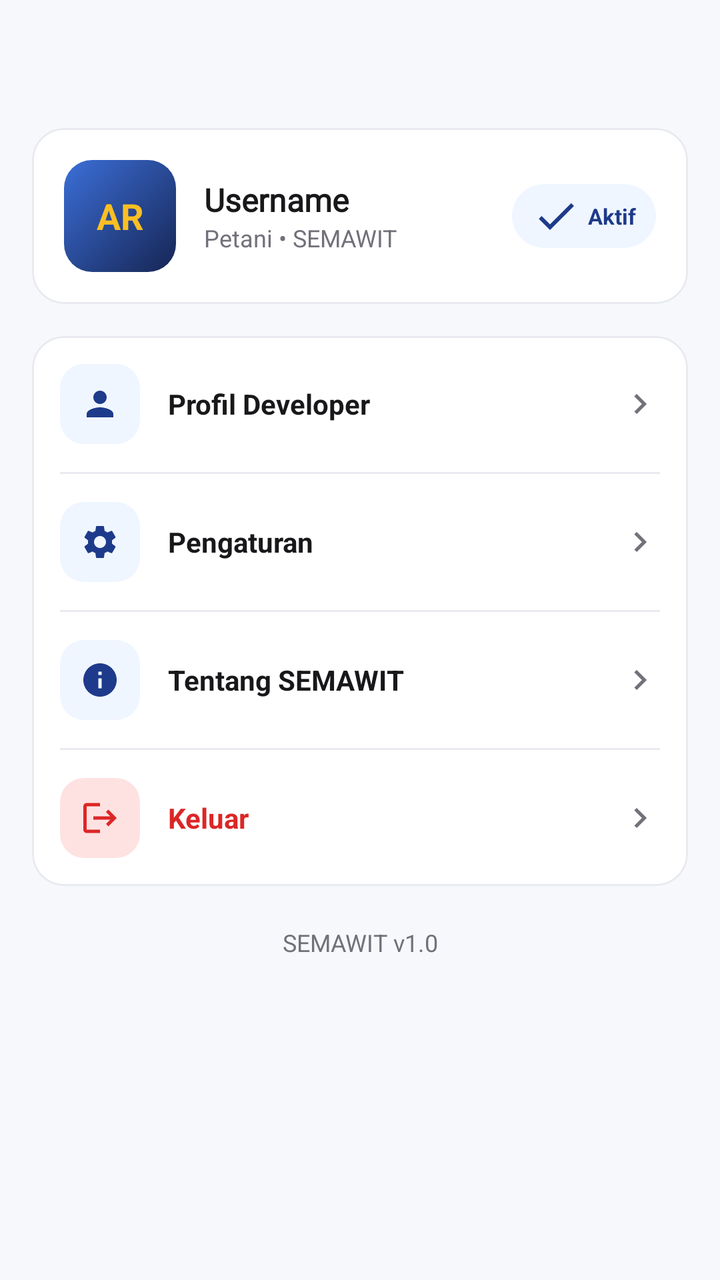
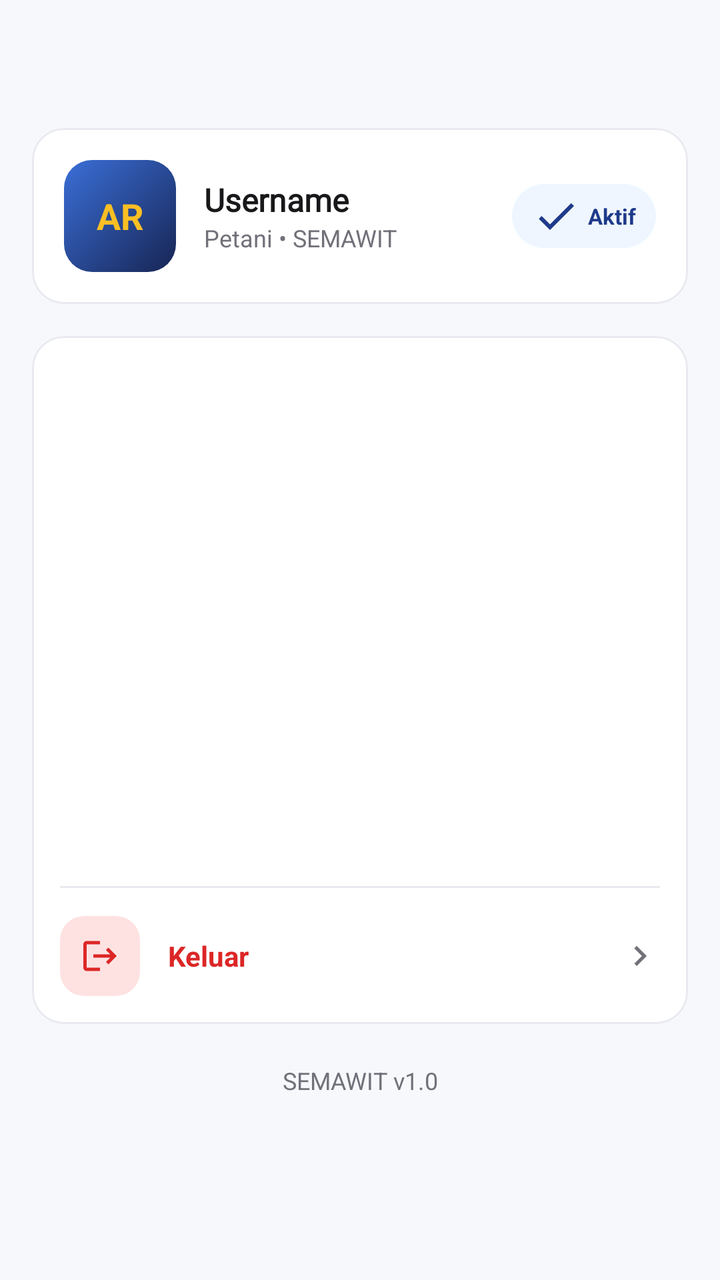

Screens rendered from an Android XML layout before and after an edit, with the pre-edit source and the edit as a unified diff.
<!-- AndroidManifest.xml: application theme Theme.ALSpocky -->
<!-- res/layout/fragment_akun.xml -->
<?xml version="1.0" encoding="utf-8"?>
<androidx.constraintlayout.widget.ConstraintLayout xmlns:android="http://schemas.android.com/apk/res/android"
    xmlns:app="http://schemas.android.com/apk/res-auto"
    android:layout_width="match_parent"
    android:layout_height="match_parent"
    android:background="@color/bg_page">

    <androidx.appcompat.widget.Toolbar
        android:id="@+id/toolbar"
        style="@style/Semawit.Toolbar"
        android:layout_width="0dp"
        android:layout_height="?attr/actionBarSize"
        app:layout_constraintEnd_toEndOf="parent"
        app:layout_constraintStart_toStartOf="parent"
        app:layout_constraintTop_toTopOf="parent" />

    <androidx.core.widget.NestedScrollView
        android:layout_width="0dp"
        android:layout_height="0dp"
        app:layout_constraintBottom_toBottomOf="parent"
        app:layout_constraintEnd_toEndOf="parent"
        app:layout_constraintStart_toStartOf="parent"
        app:layout_constraintTop_toBottomOf="@id/toolbar">

        <LinearLayout
            android:layout_width="match_parent"
            android:layout_height="wrap_content"
            android:orientation="vertical"
            android:paddingHorizontal="16dp"
            android:paddingBottom="40dp">

            
            <com.google.android.material.card.MaterialCardView
                style="@style/Semawit.Card"
                android:layout_width="match_parent"
                android:layout_height="wrap_content">

                <LinearLayout
                    android:layout_width="match_parent"
                    android:layout_height="wrap_content"
                    android:gravity="center_vertical"
                    android:orientation="horizontal"
                    android:padding="16dp">

                    <TextView
                        android:id="@+id/tvInisialAkun"
                        android:layout_width="56dp"
                        android:layout_height="56dp"
                        android:background="@drawable/bg_avatar"
                        android:gravity="center"
                        android:text="AR"
                        android:textColor="@color/accent_gold"
                        android:textSize="18sp"
                        android:textStyle="bold" />

                    <LinearLayout
                        android:layout_width="0dp"
                        android:layout_height="wrap_content"
                        android:layout_marginStart="14dp"
                        android:layout_weight="1"
                        android:orientation="vertical">

                        <TextView
                            android:id="@+id/tvUsername"
                            style="@style/Semawit.Text.Title"
                            android:layout_width="wrap_content"
                            android:layout_height="wrap_content"
                            android:fontFamily="@font/montserrat_bold"
                            android:text="Username"
                            android:textSize="16sp" />

                        <TextView
                            style="@style/Semawit.Text.Body"
                            android:layout_width="wrap_content"
                            android:layout_height="wrap_content"
                            android:text="Petani • SEMAWIT"
                            android:textSize="12sp" />
                    </LinearLayout>

                    <TextView
                        android:layout_width="wrap_content"
                        android:layout_height="wrap_content"
                        android:background="@drawable/bg_pill_primary"
                        android:drawableStart="@drawable/ic_check"
                        android:drawablePadding="4dp"
                        android:drawableTint="@color/primary_500"
                        android:gravity="center_vertical"
                        android:paddingHorizontal="10dp"
                        android:paddingVertical="4dp"
                        android:text="Aktif"
                        android:textColor="@color/primary_500"
                        android:textSize="11sp"
                        android:textStyle="bold" />
                </LinearLayout>
            </com.google.android.material.card.MaterialCardView>

            
            <com.google.android.material.card.MaterialCardView
                style="@style/Semawit.Card"
                android:layout_width="match_parent"
                android:layout_height="wrap_content"
                android:layout_marginTop="16dp">

                <LinearLayout
                    android:layout_width="match_parent"
                    android:layout_height="wrap_content"
                    android:orientation="vertical">

                    <LinearLayout
                        android:id="@+id/btnProfilDeveloper"
                        android:layout_width="match_parent"
                        android:layout_height="wrap_content"
                        android:background="?attr/selectableItemBackground"
                        android:clickable="true"
                        android:focusable="true"
                        android:gravity="center_vertical"
                        android:orientation="horizontal"
                        android:padding="14dp">

                        <ImageView
                            android:layout_width="40dp"
                            android:layout_height="40dp"
                            android:background="@drawable/bg_icon_tile"
                            android:padding="10dp"
                            android:src="@drawable/ic_nav_akun"
                            app:tint="@color/primary_500" />

                        <TextView
                            android:layout_width="0dp"
                            android:layout_height="wrap_content"
                            android:layout_marginStart="14dp"
                            android:layout_weight="1"
                            android:text="Profil Developer"
                            android:textColor="@color/neutral_900"
                            android:textSize="14sp"
                            android:textStyle="bold" />

                        <ImageView
                            android:layout_width="20dp"
                            android:layout_height="20dp"
                            android:src="@drawable/ic_chevron_right"
                            app:tint="@color/neutral_500" />
                    </LinearLayout>

                    <View
                        android:layout_width="match_parent"
                        android:layout_height="1dp"
                        android:layout_marginHorizontal="14dp"
                        android:background="@color/neutral_200" />

                    <LinearLayout
                        android:id="@+id/menuPengaturan"
                        android:layout_width="match_parent"
                        android:layout_height="wrap_content"
                        android:background="?attr/selectableItemBackground"
                        android:clickable="true"
                        android:focusable="true"
                        android:gravity="center_vertical"
                        android:orientation="horizontal"
                        android:padding="14dp">

                        <ImageView
                            android:layout_width="40dp"
                            android:layout_height="40dp"
                            android:background="@drawable/bg_icon_tile"
                            android:padding="10dp"
                            android:src="@drawable/ic_settings"
                            app:tint="@color/primary_500" />

                        <TextView
                            android:layout_width="0dp"
                            android:layout_height="wrap_content"
                            android:layout_marginStart="14dp"
                            android:layout_weight="1"
                            android:text="Pengaturan"
                            android:textColor="@color/neutral_900"
                            android:textSize="14sp"
                            android:textStyle="bold" />

                        <ImageView
                            android:layout_width="20dp"
                            android:layout_height="20dp"
                            android:src="@drawable/ic_chevron_right"
                            app:tint="@color/neutral_500" />
                    </LinearLayout>

                    <View
                        android:layout_width="match_parent"
                        android:layout_height="1dp"
                        android:layout_marginHorizontal="14dp"
                        android:background="@color/neutral_200" />

                    <LinearLayout
                        android:id="@+id/menuTentang"
                        android:layout_width="match_parent"
                        android:layout_height="wrap_content"
                        android:background="?attr/selectableItemBackground"
                        android:clickable="true"
                        android:focusable="true"
                        android:gravity="center_vertical"
                        android:orientation="horizontal"
                        android:padding="14dp">

                        <ImageView
                            android:layout_width="40dp"
                            android:layout_height="40dp"
                            android:background="@drawable/bg_icon_tile"
                            android:padding="10dp"
                            android:src="@drawable/ic_info"
                            app:tint="@color/primary_500" />

                        <TextView
                            android:layout_width="0dp"
                            android:layout_height="wrap_content"
                            android:layout_marginStart="14dp"
                            android:layout_weight="1"
                            android:text="Tentang SEMAWIT"
                            android:textColor="@color/neutral_900"
                            android:textSize="14sp"
                            android:textStyle="bold" />

                        <ImageView
                            android:layout_width="20dp"
                            android:layout_height="20dp"
                            android:src="@drawable/ic_chevron_right"
                            app:tint="@color/neutral_500" />
                    </LinearLayout>

                    <View
                        android:layout_width="match_parent"
                        android:layout_height="1dp"
                        android:layout_marginHorizontal="14dp"
                        android:background="@color/neutral_200" />

                    <LinearLayout
                        android:id="@+id/btnLogout"
                        android:layout_width="match_parent"
                        android:layout_height="wrap_content"
                        android:background="?attr/selectableItemBackground"
                        android:clickable="true"
                        android:focusable="true"
                        android:gravity="center_vertical"
                        android:orientation="horizontal"
                        android:padding="14dp">

                        <ImageView
                            android:layout_width="40dp"
                            android:layout_height="40dp"
                            android:background="@drawable/bg_icon_tile_red"
                            android:padding="10dp"
                            android:src="@drawable/ic_logout"
                            app:tint="@color/danger_500" />

                        <TextView
                            android:layout_width="0dp"
                            android:layout_height="wrap_content"
                            android:layout_marginStart="14dp"
                            android:layout_weight="1"
                            android:text="Keluar"
                            android:textColor="@color/danger_500"
                            android:textSize="14sp"
                            android:textStyle="bold" />

                        <ImageView
                            android:layout_width="20dp"
                            android:layout_height="20dp"
                            android:src="@drawable/ic_chevron_right"
                            app:tint="@color/neutral_500" />
                    </LinearLayout>
                </LinearLayout>
            </com.google.android.material.card.MaterialCardView>

            <TextView
                style="@style/Semawit.Text.Body"
                android:layout_width="match_parent"
                android:layout_height="wrap_content"
                android:layout_marginTop="20dp"
                android:gravity="center"
                android:text="SEMAWIT v1.0"
                android:textSize="12sp" />
        </LinearLayout>
    </androidx.core.widget.NestedScrollView>

</androidx.constraintlayout.widget.ConstraintLayout>
<!-- resources referenced by this layout -->
<resources>
  <color name="accent_gold">#FBBF24</color>
  <color name="bg_page">#F7F8FC</color>
  <color name="danger_500">#DC2626</color>
  <color name="neutral_200">#E8EAF0</color>
  <color name="neutral_500">#71717A</color>
  <color name="neutral_900">#18181B</color>
  <color name="primary_500">#1E3A8A</color>
  <!-- drawable bg_icon_tile (drawable) -->
  <?xml version="1.0" encoding="utf-8"?>
  <shape xmlns:android="http://schemas.android.com/apk/res/android"
      android:shape="rectangle">
      <solid android:color="@color/primary_50" />
      <corners android:radius="12dp" />
  </shape>
  <!-- drawable bg_icon_tile_red (drawable) -->
  <?xml version="1.0" encoding="utf-8"?>
  <shape xmlns:android="http://schemas.android.com/apk/res/android"
      android:shape="rectangle">
      <solid android:color="@color/danger_50" />
      <corners android:radius="12dp" />
  </shape>
  <!-- drawable ic_info (drawable) -->
  <?xml version="1.0" encoding="utf-8"?>
  <vector xmlns:android="http://schemas.android.com/apk/res/android"
      android:width="24dp"
      android:height="24dp"
      android:viewportWidth="24"
      android:viewportHeight="24">
      <path
          android:fillColor="@android:color/white"
          android:pathData="M12,2C6.48,2 2,6.48 2,12s4.48,10 10,10 10,-4.48 10,-10S17.52,2 12,2zM13,17h-2v-6h2v6zM13,9h-2V7h2v2z" />
  </vector>
  <!-- drawable ic_nav_akun (drawable) -->
  <?xml version="1.0" encoding="utf-8"?>
  <vector xmlns:android="http://schemas.android.com/apk/res/android"
      android:width="24dp"
      android:height="24dp"
      android:viewportWidth="24"
      android:viewportHeight="24">
      <path
          android:fillColor="@android:color/white"
          android:pathData="M12,12c2.21,0 4,-1.79 4,-4s-1.79,-4 -4,-4 -4,1.79 -4,4 1.79,4 4,4zM12,14c-2.67,0 -8,1.34 -8,4v2h16v-2c0,-2.66 -5.33,-4 -8,-4z" />
  </vector>
  <!-- drawable ic_settings (drawable) -->
  <?xml version="1.0" encoding="utf-8"?>
  <vector xmlns:android="http://schemas.android.com/apk/res/android"
      android:width="24dp"
      android:height="24dp"
      android:viewportWidth="24"
      android:viewportHeight="24">
      <path
          android:fillColor="@android:color/white"
          android:pathData="M19.14,12.94c0.04,-0.3 0.06,-0.61 0.06,-0.94c0,-0.32 -0.02,-0.64 -0.07,-0.94l2.03,-1.58c0.18,-0.14 0.23,-0.41 0.12,-0.61l-1.92,-3.32c-0.12,-0.22 -0.37,-0.29 -0.59,-0.22l-2.39,0.96c-0.5,-0.38 -1.03,-0.7 -1.62,-0.94L14.4,2.81c-0.04,-0.24 -0.24,-0.41 -0.48,-0.41h-3.84c-0.24,0 -0.43,0.17 -0.47,0.41L9.25,5.35C8.66,5.59 8.12,5.92 7.63,6.29L5.24,5.33c-0.22,-0.08 -0.47,0 -0.59,0.22L2.74,8.87C2.62,9.08 2.66,9.34 2.86,9.48l2.03,1.58C4.84,11.36 4.8,11.69 4.8,12s0.02,0.64 0.07,0.94l-2.03,1.58c-0.18,0.14 -0.23,0.41 -0.12,0.61l1.92,3.32c0.12,0.22 0.37,0.29 0.59,0.22l2.39,-0.96c0.5,0.38 1.03,0.7 1.62,0.94l0.36,2.54c0.05,0.24 0.24,0.41 0.48,0.41h3.84c0.24,0 0.44,-0.17 0.47,-0.41l0.36,-2.54c0.59,-0.24 1.13,-0.56 1.62,-0.94l2.39,0.96c0.22,0.08 0.47,0 0.59,-0.22l1.92,-3.32c0.12,-0.22 0.07,-0.47 -0.12,-0.61L19.14,12.94zM12,15.6c-1.98,0 -3.6,-1.62 -3.6,-3.6s1.62,-3.6 3.6,-3.6s3.6,1.62 3.6,3.6S13.98,15.6 12,15.6z" />
  </vector>
  <style name="Semawit.Text.Body" parent="">
          <item name="android:textSize">13sp</item>
          <item name="android:textColor">@color/neutral_500</item>
          <item name="android:lineSpacingExtra">2dp</item>
      </style>
  <style name="Semawit.Text.Title" parent="">
          <item name="android:textSize">15sp</item>
          <item name="android:textStyle">bold</item>
          <item name="android:textColor">@color/neutral_900</item>
      </style>
  <style name="Theme.ALSpocky" parent="Base.Theme.ALSpocky" />
  <color name="primary_800">#172554</color>
  <color name="primary_400">#3B6FD8</color>
  <color name="primary_50">#EFF6FF</color>
  <color name="danger_50">#FEE2E2</color>
  <color name="neutral_0">#FFFFFF</color>
  <color name="primary_100">#DBEAFE</color>
  <!-- unchanged entries left out for length: 9 -->
</resources>

<!-- the commit's change to res/layout/fragment_akun.xml (unified diff, before → after) -->
@@ -106,125 +106,15 @@
                     android:layout_height="wrap_content"
                     android:orientation="vertical">
 
-                    <LinearLayout
-                        android:id="@+id/btnProfilDeveloper"
+                    
+                    
+                    <ListView
+                        android:id="@+id/lvMenuAkun"
                         android:layout_width="match_parent"
-                        android:layout_height="wrap_content"
-                        android:background="?attr/selectableItemBackground"
-                        android:clickable="true"
-                        android:focusable="true"
-                        android:gravity="center_vertical"
-                        android:orientation="horizontal"
-                        android:padding="14dp">
-
-                        <ImageView
-                            android:layout_width="40dp"
-                            android:layout_height="40dp"
-                            android:background="@drawable/bg_icon_tile"
-                            android:padding="10dp"
-                            android:src="@drawable/ic_nav_akun"
-                            app:tint="@color/primary_500" />
-
-                        <TextView
-                            android:layout_width="0dp"
-                            android:layout_height="wrap_content"
-                            android:layout_marginStart="14dp"
-                            android:layout_weight="1"
-                            android:text="Profil Developer"
-                            android:textColor="@color/neutral_900"
-                            android:textSize="14sp"
-                            android:textStyle="bold" />
-
-                        <ImageView
-                            android:layout_width="20dp"
-                            android:layout_height="20dp"
-                            android:src="@drawable/ic_chevron_right"
-                            app:tint="@color/neutral_500" />
-                    </LinearLayout>
-
-                    <View
-                        android:layout_width="match_parent"
-                        android:layout_height="1dp"
-                        android:layout_marginHorizontal="14dp"
-                        android:background="@color/neutral_200" />
-
-                    <LinearLayout
-                        android:id="@+id/menuPengaturan"
-                        android:layout_width="match_parent"
-                        android:layout_height="wrap_content"
-                        android:background="?attr/selectableItemBackground"
-                        android:clickable="true"
-                        android:focusable="true"
-                        android:gravity="center_vertical"
-                        android:orientation="horizontal"
-                        android:padding="14dp">
-
-                        <ImageView
-                            android:layout_width="40dp"
-                            android:layout_height="40dp"
-                            android:background="@drawable/bg_icon_tile"
-                            android:padding="10dp"
-                            android:src="@drawable/ic_settings"
-                            app:tint="@color/primary_500" />
-
-                        <TextView
-                            android:layout_width="0dp"
-                            android:layout_height="wrap_content"
-                            android:layout_marginStart="14dp"
-                            android:layout_weight="1"
-                            android:text="Pengaturan"
-                            android:textColor="@color/neutral_900"
-                            android:textSize="14sp"
-                            android:textStyle="bold" />
-
-                        <ImageView
-                            android:layout_width="20dp"
-                            android:layout_height="20dp"
-                            android:src="@drawable/ic_chevron_right"
-                            app:tint="@color/neutral_500" />
-                    </LinearLayout>
-
-                    <View
-                        android:layout_width="match_parent"
-                        android:layout_height="1dp"
-                        android:layout_marginHorizontal="14dp"
-                        android:background="@color/neutral_200" />
-
-                    <LinearLayout
-                        android:id="@+id/menuTentang"
-                        android:layout_width="match_parent"
-                        android:layout_height="wrap_content"
-                        android:background="?attr/selectableItemBackground"
-                        android:clickable="true"
-                        android:focusable="true"
-                        android:gravity="center_vertical"
-                        android:orientation="horizontal"
-                        android:padding="14dp">
-
-                        <ImageView
-                            android:layout_width="40dp"
-                            android:layout_height="40dp"
-                            android:background="@drawable/bg_icon_tile"
-                            android:padding="10dp"
-                            android:src="@drawable/ic_info"
-                            app:tint="@color/primary_500" />
-
-                        <TextView
-                            android:layout_width="0dp"
-                            android:layout_height="wrap_content"
-                            android:layout_marginStart="14dp"
-                            android:layout_weight="1"
-                            android:text="Tentang SEMAWIT"
-                            android:textColor="@color/neutral_900"
-                            android:textSize="14sp"
-                            android:textStyle="bold" />
-
-                        <ImageView
-                            android:layout_width="20dp"
-                            android:layout_height="20dp"
-                            android:src="@drawable/ic_chevron_right"
-                            app:tint="@color/neutral_500" />
-                    </LinearLayout>
+                        android:layout_height="275dp"
+                        android:divider="@color/neutral_200"
+                        android:dividerHeight="1dp"
+                        android:scrollbars="none" />
 
                     <View
                         android:layout_width="match_parent"
<!-- resource entries referenced after the edit -->
@@ -7,13 +7,6 @@
   <color name="neutral_500">#71717A</color>
   <color name="neutral_900">#18181B</color>
   <color name="primary_500">#1E3A8A</color>
-  <!-- drawable bg_icon_tile (drawable) -->
-  <?xml version="1.0" encoding="utf-8"?>
-  <shape xmlns:android="http://schemas.android.com/apk/res/android"
-      android:shape="rectangle">
-      <solid android:color="@color/primary_50" />
-      <corners android:radius="12dp" />
-  </shape>
   <!-- drawable bg_icon_tile_red (drawable) -->
   <?xml version="1.0" encoding="utf-8"?>
   <shape xmlns:android="http://schemas.android.com/apk/res/android"
@@ -21,39 +14,6 @@
       <solid android:color="@color/danger_50" />
       <corners android:radius="12dp" />
   </shape>
-  <!-- drawable ic_info (drawable) -->
-  <?xml version="1.0" encoding="utf-8"?>
-  <vector xmlns:android="http://schemas.android.com/apk/res/android"
-      android:width="24dp"
-      android:height="24dp"
-      android:viewportWidth="24"
-      android:viewportHeight="24">
-      <path
-          android:fillColor="@android:color/white"
-          android:pathData="M12,2C6.48,2 2,6.48 2,12s4.48,10 10,10 10,-4.48 10,-10S17.52,2 12,2zM13,17h-2v-6h2v6zM13,9h-2V7h2v2z" />
-  </vector>
-  <!-- drawable ic_nav_akun (drawable) -->
-  <?xml version="1.0" encoding="utf-8"?>
-  <vector xmlns:android="http://schemas.android.com/apk/res/android"
-      android:width="24dp"
-      android:height="24dp"
-      android:viewportWidth="24"
-      android:viewportHeight="24">
-      <path
-          android:fillColor="@android:color/white"
-          android:pathData="M12,12c2.21,0 4,-1.79 4,-4s-1.79,-4 -4,-4 -4,1.79 -4,4 1.79,4 4,4zM12,14c-2.67,0 -8,1.34 -8,4v2h16v-2c0,-2.66 -5.33,-4 -8,-4z" />
-  </vector>
-  <!-- drawable ic_settings (drawable) -->
-  <?xml version="1.0" encoding="utf-8"?>
-  <vector xmlns:android="http://schemas.android.com/apk/res/android"
-      android:width="24dp"
-      android:height="24dp"
-      android:viewportWidth="24"
-      android:viewportHeight="24">
-      <path
-          android:fillColor="@android:color/white"
-          android:pathData="M19.14,12.94c0.04,-0.3 0.06,-0.61 0.06,-0.94c0,-0.32 -0.02,-0.64 -0.07,-0.94l2.03,-1.58c0.18,-0.14 0.23,-0.41 0.12,-0.61l-1.92,-3.32c-0.12,-0.22 -0.37,-0.29 -0.59,-0.22l-2.39,0.96c-0.5,-0.38 -1.03,-0.7 -1.62,-0.94L14.4,2.81c-0.04,-0.24 -0.24,-0.41 -0.48,-0.41h-3.84c-0.24,0 -0.43,0.17 -0.47,0.41L9.25,5.35C8.66,5.59 8.12,5.92 7.63,6.29L5.24,5.33c-0.22,-0.08 -0.47,0 -0.59,0.22L2.74,8.87C2.62,9.08 2.66,9.34 2.86,9.48l2.03,1.58C4.84,11.36 4.8,11.69 4.8,12s0.02,0.64 0.07,0.94l-2.03,1.58c-0.18,0.14 -0.23,0.41 -0.12,0.61l1.92,3.32c0.12,0.22 0.37,0.29 0.59,0.22l2.39,-0.96c0.5,0.38 1.03,0.7 1.62,0.94l0.36,2.54c0.05,0.24 0.24,0.41 0.48,0.41h3.84c0.24,0 0.44,-0.17 0.47,-0.41l0.36,-2.54c0.59,-0.24 1.13,-0.56 1.62,-0.94l2.39,0.96c0.22,0.08 0.47,0 0.59,-0.22l1.92,-3.32c0.12,-0.22 0.07,-0.47 -0.12,-0.61L19.14,12.94zM12,15.6c-1.98,0 -3.6,-1.62 -3.6,-3.6s1.62,-3.6 3.6,-3.6s3.6,1.62 3.6,3.6S13.98,15.6 12,15.6z" />
-  </vector>
   <style name="Semawit.Text.Body" parent="">
           <item name="android:textSize">13sp</item>
           <item name="android:textColor">@color/neutral_500</item>
